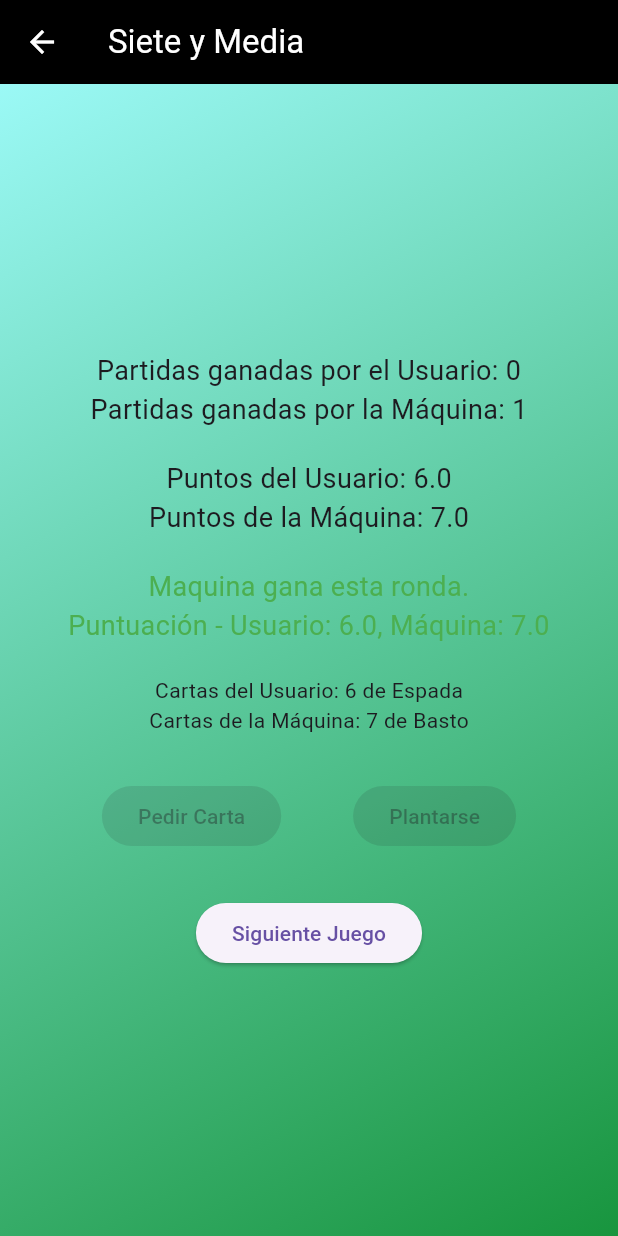
After one commit to AlvaroDC2000/Programaci-n-Multimedia, a Flutter app: the SieteYMediaScreen screen opened by its route, after a tap on "Pedir Carta", after a tap on "Plantarse", on a phone screen of 412 x 824 dp. The commit adds this screen. Run offline on Flutter 3.47's test engine with Material 3 defaults, Android fonts, the light colour scheme and no system bars; our stand-ins replace google_fonts.

Commit message:
siete y media

```diff
--- a/flutter_application_1/lib/drawer/drawer.dart
+++ b/flutter_application_1/lib/drawer/drawer.dart
@@ -76,11 +76,17 @@ class AppDrawer extends StatelessWidget {
             },
           ),
           ListTile(
-          title: const Text('Juego de Imágenes'),
-          onTap: () {
-          Navigator.pushNamed(context, '/game_screen');
-          },
-        ),
+            title: const Text('Juego de Imágenes'),
+            onTap: () {
+              Navigator.pushNamed(context, '/game_screen');
+            },
+          ),
+          ListTile(
+            title: const Text('Juego de Siete y Media'),
+            onTap: () {
+              Navigator.pushNamed(context, '/siete_y_media');
+            },
+          ),
         ],
       ),
     );
--- a/flutter_application_1/lib/routes/app_routes.dart
+++ b/flutter_application_1/lib/routes/app_routes.dart
@@ -18,6 +18,7 @@ class AppRoutes {
   static const String instagram = '/instagram';
   static const String nestedRowsColumns = '/nested_rows_columns';
   static const String game = '/game_screen';
+  static const String sieteYMedia = '/siete_y_media';
 
   Map<String, WidgetBuilder> getRoutes() {
     return {
@@ -35,6 +36,7 @@ class AppRoutes {
       instagram: (context) => const InstagramScreen(),
       nestedRowsColumns: (context) => const NestedRowsColumnsScreen(),
       game: (context) => const GameScreen(),
+      sieteYMedia: (context) => const SieteYMediaScreen(),
     };
   }
 }
--- a/flutter_application_1/lib/screens/screens.dart
+++ b/flutter_application_1/lib/screens/screens.dart
@@ -9,3 +9,4 @@ export 'counter_screen.dart';
 export 'instagram_screen.dart';
 export 'nested_rows_columns.dart';
 export 'game_screen.dart';
+export 'siete_y_media.dart';
--- /dev/null
+++ b/flutter_application_1/lib/screens/siete_y_media.dart
@@ -0,0 +1,341 @@
+import 'dart:math';
+import 'package:flutter/material.dart';
+
+class SieteYMediaScreen extends StatefulWidget {
+  const SieteYMediaScreen({super.key});
+
+  @override
+  // ignore: library_private_types_in_public_api
+  SieteYMediaScreenState createState() => SieteYMediaScreenState();
+}
+
+class SieteYMediaScreenState extends State<SieteYMediaScreen> {
+// Añadimos listas para las cartas sacadas
+  final List<String> cartasUsuario = [];
+  final List<String> cartasMaquina = [];
+
+  static const List<Map<String, dynamic>> mazo = [
+    // Cartas del 1 al 7 y las figuras 10, 11 y 12 para cada palo
+    {'carta': '1', 'palo': 'Espada'},
+    {'carta': '1', 'palo': 'Oro'},
+    {'carta': '1', 'palo': 'Basto'},
+    {'carta': '1', 'palo': 'Copa'},
+    {'carta': '2', 'palo': 'Espada'},
+    {'carta': '2', 'palo': 'Oro'},
+    {'carta': '2', 'palo': 'Basto'},
+    {'carta': '2', 'palo': 'Copa'},
+    {'carta': '3', 'palo': 'Espada'},
+    {'carta': '3', 'palo': 'Oro'},
+    {'carta': '3', 'palo': 'Basto'},
+    {'carta': '3', 'palo': 'Copa'},
+    {'carta': '4', 'palo': 'Espada'},
+    {'carta': '4', 'palo': 'Oro'},
+    {'carta': '4', 'palo': 'Basto'},
+    {'carta': '4', 'palo': 'Copa'},
+    {'carta': '5', 'palo': 'Espada'},
+    {'carta': '5', 'palo': 'Oro'},
+    {'carta': '5', 'palo': 'Basto'},
+    {'carta': '5', 'palo': 'Copa'},
+    {'carta': '6', 'palo': 'Espada'},
+    {'carta': '6', 'palo': 'Oro'},
+    {'carta': '6', 'palo': 'Basto'},
+    {'carta': '6', 'palo': 'Copa'},
+    {'carta': '7', 'palo': 'Espada'},
+    {'carta': '7', 'palo': 'Oro'},
+    {'carta': '7', 'palo': 'Basto'},
+    {'carta': '7', 'palo': 'Copa'},
+    {'carta': '10', 'palo': 'Espada'},
+    {'carta': '10', 'palo': 'Oro'},
+    {'carta': '10', 'palo': 'Basto'},
+    {'carta': '10', 'palo': 'Copa'},
+    {'carta': '11', 'palo': 'Espada'},
+    {'carta': '11', 'palo': 'Oro'},
+    {'carta': '11', 'palo': 'Basto'},
+    {'carta': '11', 'palo': 'Copa'},
+    {'carta': '12', 'palo': 'Espada'},
+    {'carta': '12', 'palo': 'Oro'},
+    {'carta': '12', 'palo': 'Basto'},
+    {'carta': '12', 'palo': 'Copa'},
+  ];
+
+  double puntosUsuario = 0;
+  double puntosMaquina = 0;
+  bool jugadorPlanta = false;
+  bool maquinaPlanta = false;
+  int partidasUsuario = 0;
+  int partidasMaquina = 0;
+  String mensajeCarta = ''; // Mensaje de la carta sacada
+  Color colorMensaje = Colors.black; // Color aleatorio del mensaje
+
+  final Random random = Random();
+
+  @override
+  Widget build(BuildContext context) {
+    return Scaffold(
+      appBar: AppBar(
+        title: const Text('Siete y Media'),
+      ),
+      body: Container(
+        decoration: const BoxDecoration(
+          gradient: LinearGradient(
+            colors: [
+              Color.fromARGB(255, 155, 249, 246),
+              Color.fromARGB(255, 24, 149, 62)
+            ],
+            begin: Alignment.topLeft,
+            end: Alignment.bottomRight,
+          ),
+        ),
+        child: Padding(
+          padding: const EdgeInsets.all(20.0),
+          child: Center(
+            // Centrado del contenido
+            child: Column(
+              mainAxisAlignment: MainAxisAlignment
+                  .center, // Centrado verticalmente dentro del Column
+              crossAxisAlignment: CrossAxisAlignment
+                  .center, // Centrado horizontalmente dentro del Column
+              children: [
+                Text('Partidas ganadas por el Usuario: $partidasUsuario',
+                    style: const TextStyle(fontSize: 18)),
+                Text('Partidas ganadas por la Máquina: $partidasMaquina',
+                    style: const TextStyle(fontSize: 18)),
+                const SizedBox(height: 20),
+                Text('Puntos del Usuario: $puntosUsuario',
+                    style: const TextStyle(fontSize: 18)),
+                Text('Puntos de la Máquina: $puntosMaquina',
+                    style: const TextStyle(fontSize: 18)),
+                const SizedBox(height: 20),
+                Text(mensajeCarta,
+                    style: TextStyle(fontSize: 18, color: colorMensaje),
+                    textAlign: TextAlign.center),
+                const SizedBox(height: 20),
+                Text('Cartas del Usuario: ${cartasUsuario.join(', ')}'),
+                Text('Cartas de la Máquina: ${cartasMaquina.join(', ')}'),
+                const SizedBox(height: 30),
+                Row(
+                  mainAxisAlignment: MainAxisAlignment.spaceEvenly,
+                  children: [
+                    ElevatedButton(
+                        onPressed: jugadorPlanta ||
+                                puntosUsuario > 7.5 ||
+                                puntosMaquina > 7 ||
+                                partidasUsuario == 5 ||
+                                partidasMaquina == 5 ||
+                                puntosMaquina > puntosUsuario
+                            ? null
+                            : pedirCarta,
+                        child: const Text('Pedir Carta')),
+                    ElevatedButton(
+                        onPressed: jugadorPlanta ||
+                                puntosUsuario > 7.5 ||
+                                puntosMaquina > 7 ||
+                                partidasUsuario == 5 ||
+                                partidasMaquina == 5 ||
+                                puntosMaquina > puntosUsuario
+                            ? null
+                            : plantarse,
+                        child: const Text('Plantarse')),
+                  ],
+                ),
+                const SizedBox(height: 30),
+                ElevatedButton(
+                  onPressed: _siguienteJuego,
+                  child: const Text('Siguiente Juego'),
+                ),
+              ],
+            ),
+          ),
+        ),
+      ),
+    );
+  }
+
+  // Función para obtener el valor de una carta
+  double obtenerValorCarta(String carta) {
+    if (carta == '10' || carta == '11' || carta == '12') {
+      return 0.5; // Las figuras valen 0.5 puntos
+    }
+    return double.parse(carta); // El valor de las demás cartas
+  }
+
+  // Función para obtener el palo y el valor de una carta
+  String obtenerDescripcionCarta(String carta, String palo) {
+    if (carta == '10') {
+      return 'Sota de $palo';
+    } else if (carta == '11') {
+      return 'Caballo de $palo';
+    } else if (carta == '12') {
+      return 'Rey de $palo';
+    } else {
+      return '$carta de $palo';
+    }
+  }
+
+  // Función para generar un color aleatorio
+  Color generarColorAleatorio() {
+    return Color.fromRGBO(
+      random.nextInt(256),
+      random.nextInt(256),
+      random.nextInt(256),
+      1,
+    );
+  }
+
+  // Función para pedir carta
+  void pedirCarta() {
+    if (jugadorPlanta) return;
+
+    var cartaSeleccionada = mazo[random.nextInt(mazo.length)];
+    String carta = cartaSeleccionada['carta'];
+    String palo = cartaSeleccionada['palo'];
+    String descripcion = obtenerDescripcionCarta(carta, palo);
+
+    setState(() {
+      puntosUsuario += obtenerValorCarta(carta);
+      cartasUsuario.add(descripcion); // Guardar carta sacada por el usuario
+      mensajeCarta = 'Has sacado: $descripcion';
+      colorMensaje = generarColorAleatorio();
+    });
+
+    if (puntosUsuario > 7.5) {
+      mostrarGanador('Maquina');
+    }
+  }
+
+//Función del juego de la máquina
+  void jugarMaquina() {
+    if (maquinaPlanta || puntosMaquina >= 7.5) return;
+
+    while (puntosMaquina < 7.5 && !maquinaPlanta) {
+      var cartaSeleccionada = mazo[random.nextInt(mazo.length)];
+      String carta = cartaSeleccionada['carta'];
+      String palo = cartaSeleccionada['palo'];
+      String descripcion = obtenerDescripcionCarta(carta, palo);
+
+      setState(() {
+        puntosMaquina += obtenerValorCarta(carta);
+        cartasMaquina.add(descripcion);
+        mensajeCarta = 'La máquina sacó: $descripcion';
+        colorMensaje = generarColorAleatorio();
+      });
+
+      // Si la máquina supera los 7.5, pierde.
+      if (puntosMaquina > 7.5) {
+        mostrarGanador('Usuario');
+        return;
+      }
+
+      // Si la máquina tiene más puntos que el jugador, se planta.
+      if (puntosMaquina > puntosUsuario) {
+        maquinaPlanta = true;
+        mensajeCarta = 'La máquina se ha plantado.';
+        colorMensaje =
+            Colors.green; // Color para indicar que la máquina se ha plantado
+        break;
+      }
+    }
+
+    // Si el jugador está plantado y la máquina también
+    if (jugadorPlanta && maquinaPlanta) {
+      if (puntosUsuario > puntosMaquina) {
+        mostrarGanador('Usuario');
+      } else if (puntosUsuario < puntosMaquina) {
+        mostrarGanador('Maquina');
+      } else {
+        mostrarGanador('Empate');
+      }
+    }
+  }
+
+  // Función para que el jugador se plante
+  void plantarse() {
+    setState(() {
+      jugadorPlanta = true;
+    });
+    jugarMaquina();
+  }
+
+//Función que muestra al ganador
+  void mostrarGanador(String ganador) {
+    setState(() {
+      if (ganador == 'Usuario') {
+        partidasUsuario++;
+      } else if (ganador == 'Maquina') {
+        partidasMaquina++;
+      }
+
+      mensajeCarta =
+          '$ganador gana esta ronda.\nPuntuación - Usuario: $puntosUsuario, Máquina: $puntosMaquina';
+
+      if (partidasUsuario < 5 && partidasMaquina < 5) {
+        jugadorPlanta = false;
+        maquinaPlanta = false;
+      }
+    });
+
+    if (partidasUsuario == 5 || partidasMaquina == 5) {
+      mostrarMensajeFinal(ganador == 'Usuario'
+          ? '¡Has ganado 5 partidas!'
+          : '¡La máquina ha ganado 5 partidas!');
+    }
+  }
+
+//Función que muestra el mensaje final
+  void mostrarMensajeFinal(String mensaje) {
+    Future.delayed(Duration.zero, () {
+      showDialog(
+        // ignore: use_build_context_synchronously
+        context: context,
+        barrierDismissible:
+            false, // Evitar que el usuario cierre el diálogo sin tocar el botón
+        builder: (context) {
+          return AlertDialog(
+            title: const Text('¡Final del Juego!'),
+            content: Text(mensaje),
+            actions: [
+              ElevatedButton(
+                onPressed: () {
+                  setState(() {
+                    // Reiniciar el juego
+                    partidasUsuario = 0;
+                    partidasMaquina = 0;
+                    _nuevaPartida();
+                  });
+                  Navigator.of(context).pop(); // Cerrar el diálogo
+                },
+                child: const Text('Reiniciar'),
+              ),
+            ],
+          );
+        },
+      );
+    });
+  }
+
+// Función para avanzar al siguiente juego sin reiniciar el contador de partidas ganadas
+  void _siguienteJuego() {
+    setState(() {
+      puntosUsuario = 0;
+      puntosMaquina = 0;
+      jugadorPlanta = false;
+      maquinaPlanta = false;
+      mensajeCarta = '';
+      cartasUsuario.clear();
+      cartasMaquina.clear();
+    });
+  }
+
+  // Función para iniciar una nueva partida
+  void _nuevaPartida() {
+    setState(() {
+      puntosUsuario = 0;
+      puntosMaquina = 0;
+      jugadorPlanta = false;
+      maquinaPlanta = false;
+      mensajeCarta = '';
+      cartasUsuario.clear();
+      cartasMaquina.clear();
+    });
+  }
+}
```
